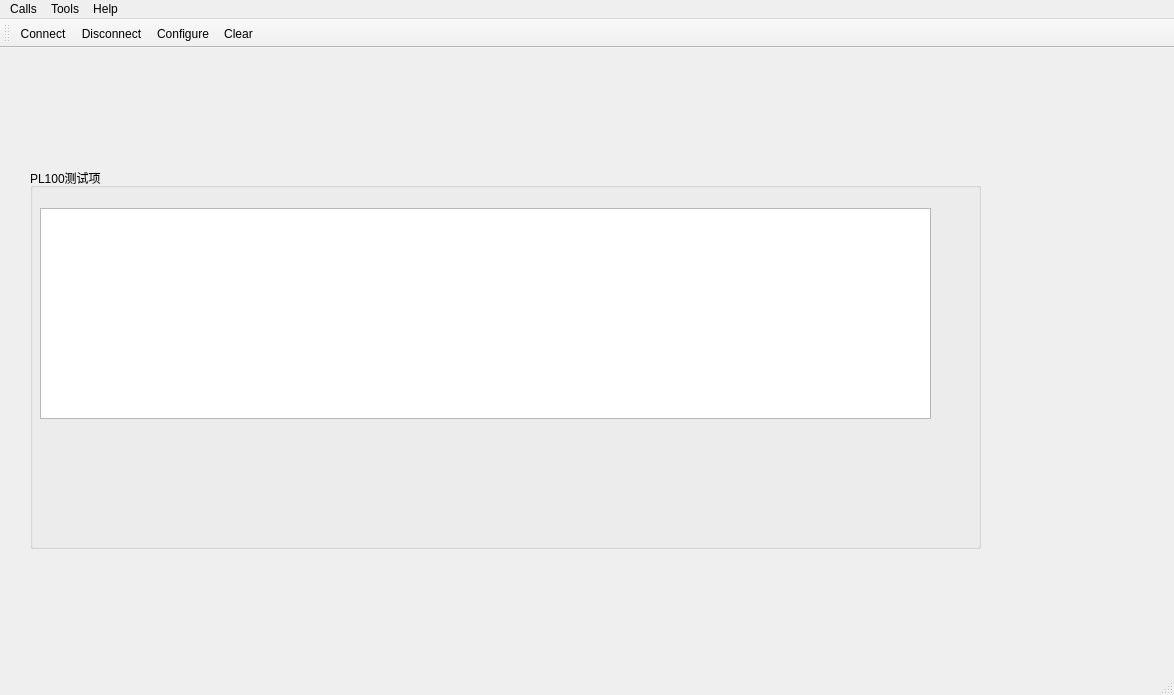
This is mainwindow.ui in 11494032/qt-serial as Qt 5 draws it before an edit. The edited form follows.
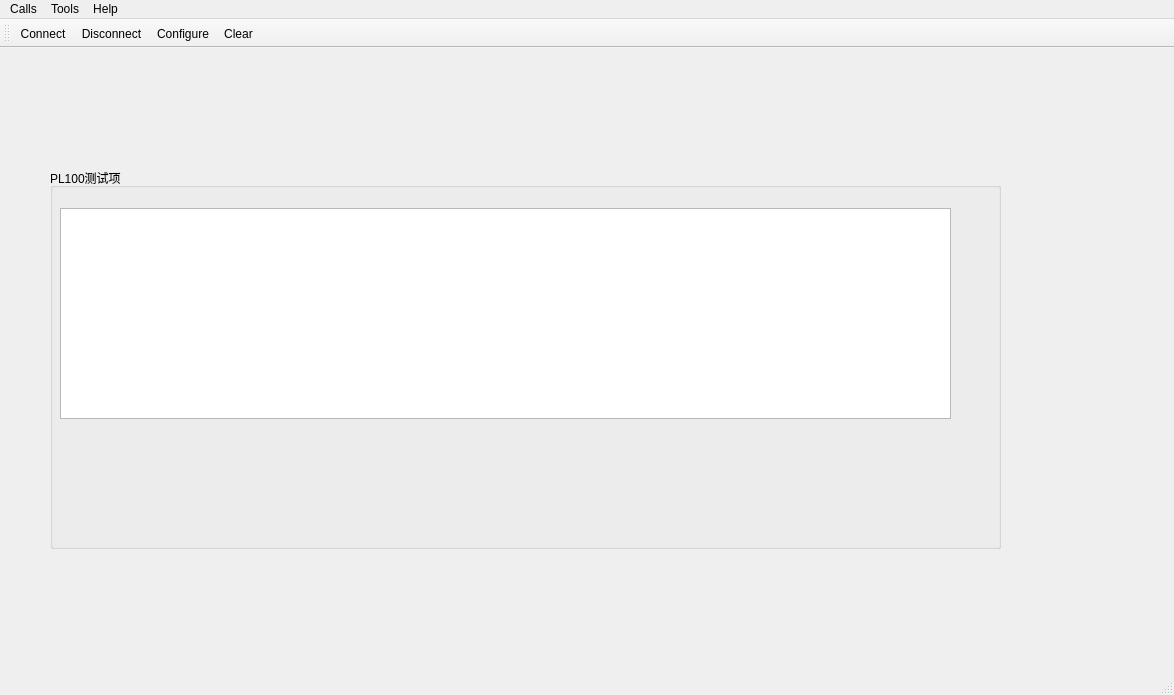
This is the edited form. Icons and pictures are not drawn.

Commit message: * 修改配置

Diff of the .ui file:
```diff
--- a/mainwindow.ui
+++ b/mainwindow.ui
@@ -17,7 +17,7 @@
    <widget class="QGroupBox" name="groupBox">
     <property name="geometry">
      <rect>
-      <x>30</x>
+      <x>50</x>
       <y>120</y>
       <width>951</width>
       <height>381</height>
```
The commit also changes 2 other files.
